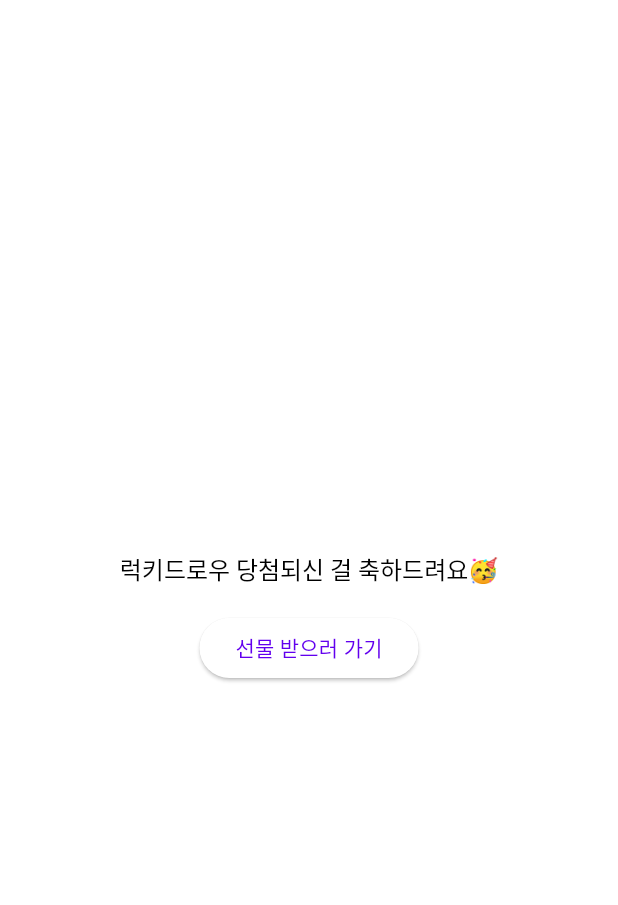
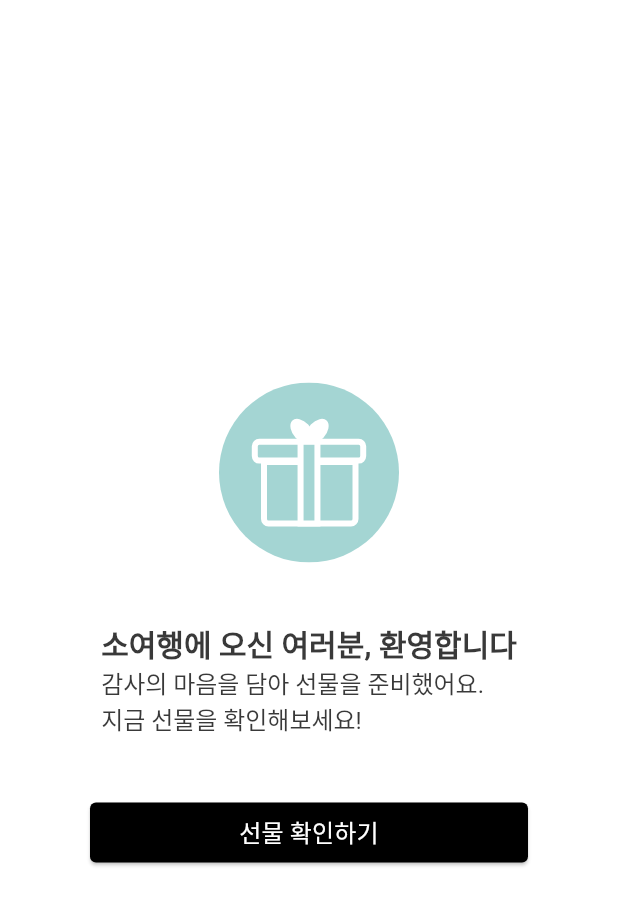
Before and after one commit to hanayoung/xive_flutter, a Flutter app: the EventWinningDialog widget shown alone on an empty page, opened directly, on a phone screen of 412 x 824 dp. Shown: the top 905 px of the screen. Run offline on Flutter 3.47's test engine with Material 3 defaults, Android fonts, the light colour scheme and no system bars; our stand-ins replace audio_video_progress_bar, card_swiper, dio, flutter_dotenv, flutter_secure_storage, flutter_svg and 9 more; missing offline and left inert: app_settings, dart_jsonwebtoken, gif, kakao_flutter_sdk_user, nfc_manager, syncfusion_flutter_core and 2 more; accounts and stored records are empty; Roboto replaces fonts that are missing (Pretendard); project files that could hold a hidden picture were left out.

Commit message:
당첨 dialog

```diff
--- a/lib/main.dart
+++ b/lib/main.dart
@@ -1,4 +1,5 @@
 import 'package:flutter/material.dart';
+import 'package:flutter/services.dart';
 import 'package:flutter_dotenv/flutter_dotenv.dart';
 import 'package:get/get.dart';
 import 'package:get/get_navigation/src/root/get_material_app.dart';
@@ -87,6 +88,10 @@ void main() async {
   KakaoSdk.init(
     nativeAppKey: dotenv.env['NATIVE_API_KEY'],
   );
+  await SystemChrome.setPreferredOrientations([
+    DeviceOrientation.portraitUp,
+    DeviceOrientation.portraitDown,
+  ]);
   initializeDateFormatting().then((_) => runApp(const MyApp()));
 }
 
--- a/lib/screens/audio_guide_screen.dart
+++ b/lib/screens/audio_guide_screen.dart
@@ -1,6 +1,5 @@
 import 'package:flutter/material.dart';
 import 'package:get/get.dart';
-import 'package:get/get_core/src/get_main.dart';
 import 'package:xive/main.dart';
 import 'package:xive/models/ticket_model.dart';
 import 'package:xive/routes/pages.dart';
@@ -13,11 +12,8 @@ class AudioGuideScreen extends StatelessWidget {
 
   _getIsWinning(TicketModel? ticket) async {
     bool result = false;
-    print("isTIcket null?");
-    print(ticket?.ticketId);
     if (ticket != null) {
       result = await TicketService().getWinningStatus(ticket.ticketId);
-      print("result $result");
     }
     return result;
   }
--- a/lib/utils/apple_login.dart
+++ b/lib/utils/apple_login.dart
@@ -5,7 +5,6 @@ import 'package:dio/dio.dart';
 import 'package:flutter_dotenv/flutter_dotenv.dart';
 import 'package:get/get.dart';
 import 'package:sign_in_with_apple/sign_in_with_apple.dart';
-import 'package:xive/controllers/splash_controller.dart';
 import 'package:xive/models/user_login_model.dart';
 import 'package:xive/routes/pages.dart';
 import 'package:xive/services/user_service.dart';
--- a/lib/widgets/event_winning_dialog.dart
+++ b/lib/widgets/event_winning_dialog.dart
@@ -1,4 +1,6 @@
 import 'package:flutter/material.dart';
+import 'package:flutter_svg/svg.dart';
+import 'package:xive/widgets/event_winning_item_dialog.dart';
 
 class EventWinningDialog extends StatelessWidget {
   const EventWinningDialog({super.key});
@@ -6,26 +8,94 @@ class EventWinningDialog extends StatelessWidget {
   @override
   Widget build(BuildContext context) {
     return Dialog(
+      insetPadding: const EdgeInsets.symmetric(
+        horizontal: 24,
+      ),
+      shape: RoundedRectangleBorder(
+        borderRadius: BorderRadius.circular(15.0),
+      ),
       child: Container(
-        width: MediaQuery.of(context).size.width * 0.7,
-        height: 200,
+        width: MediaQuery.of(context).size.width * 0.9,
+        height: MediaQuery.of(context).size.height * 0.5,
         alignment: Alignment.center,
+        child: Padding(
+          padding: const EdgeInsets.symmetric(
+            horizontal: 36,
+          ),
           child: Column(
-          mainAxisSize: MainAxisSize.min,
             children: [
-            const Text('럭키드로우 당첨되신 걸 축하드려요🥳'),
+              Expanded(
+                child: Column(
+                  crossAxisAlignment: CrossAxisAlignment.center,
+                  mainAxisAlignment: MainAxisAlignment.spaceEvenly,
+                  children: [
                     Padding(
-              padding: const EdgeInsets.only(top: 16),
-              child: ElevatedButton(
+                      padding: const EdgeInsets.only(top: 10),
+                      child: SvgPicture.asset(
+                          'assets/images/dialog_winning_gift.svg'),
+                    ),
+                    const Column(
+                      crossAxisAlignment: CrossAxisAlignment.start,
+                      children: [
+                        Text(
+                          '소여행에 오신 여러분, 환영합니다',
+                          style: TextStyle(
+                              letterSpacing: -0.02,
+                              fontSize: 20,
+                              fontWeight: FontWeight.w700,
+                              color: Color(0xFF393939)),
+                        ),
+                        Text(
+                          '감사의 마음을 담아 선물을 준비했어요.\n지금 선물을 확인해보세요!',
+                          style: TextStyle(
+                              letterSpacing: -0.02,
+                              fontSize: 16,
+                              fontWeight: FontWeight.w400,
+                              color: Color(0xFF393939)),
+                        ),
+                      ],
+                    ),
+                    ElevatedButton(
+                      style: ElevatedButton.styleFrom(
+                          backgroundColor: Colors.black,
+                          shape: RoundedRectangleBorder(
+                            borderRadius: BorderRadius.circular(4),
+                          )),
+                      child: const Row(
+                        children: [
+                          Expanded(
+                            child: Text(
+                              '선물 확인하기',
+                              textAlign: TextAlign.center,
+                              style: TextStyle(
+                                fontSize: 16,
+                                color: Colors.white,
+                                fontWeight: FontWeight.w400,
+                              ),
+                            ),
+                          ),
+                        ],
+                      ),
                       onPressed: () {
                         Navigator.pop(context);
+                        showDialog(
+                            context: context,
+                            builder: (BuildContext context) {
+                              return const EventWinningItemDialog(
+                                  title: '2025 달력세트 당첨!',
+                                  content: '2025 달력세트',
+                                  imgPath:
+                                      'assets/images/dialog_winning_calendar.png');
+                            });
                       },
-                child: const Text('선물 받으러 가기'),
+                    ),
+                  ],
                 ),
               ),
             ],
           ),
         ),
+      ),
     );
   }
 }
```
Also changed, not shown: lib/utils/kakao_login.dart (+6 -6 lines), lib/widgets/event_winning_item_dialog.dart (added, +74 -0 lines), assets/images/dialog_winning_calendar.png (added), assets/images/dialog_winning_gift.svg (added), assets/images/dialog_winning_post.png (added), 4 other files. Lines whose indentation alone changed are shown as unchanged.
